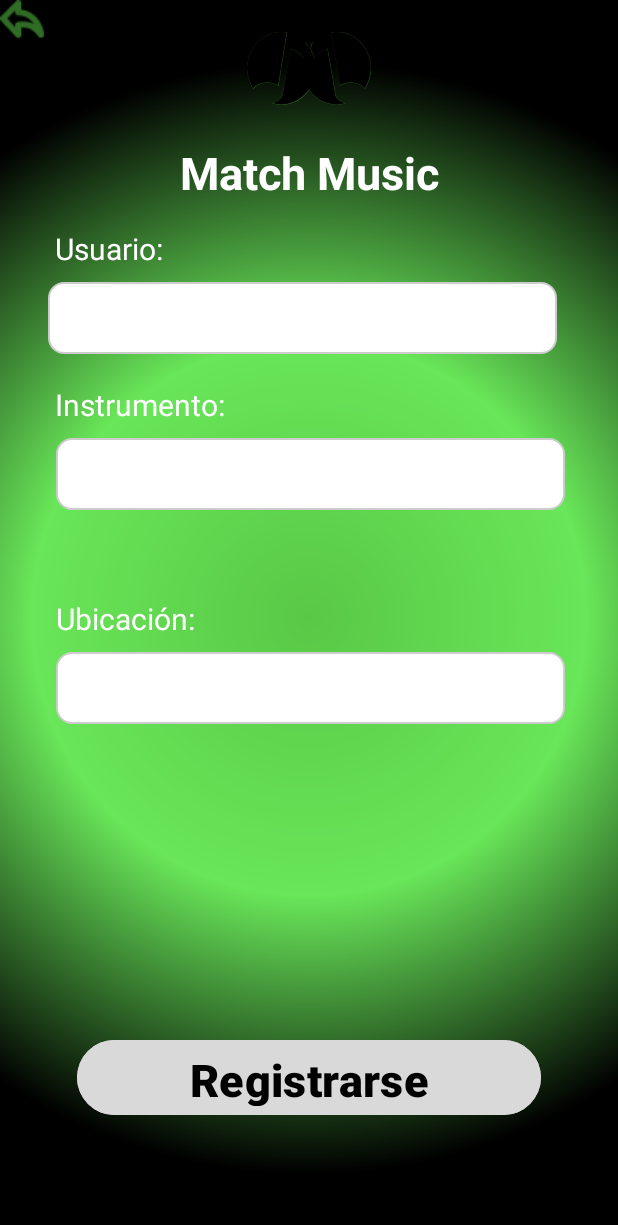
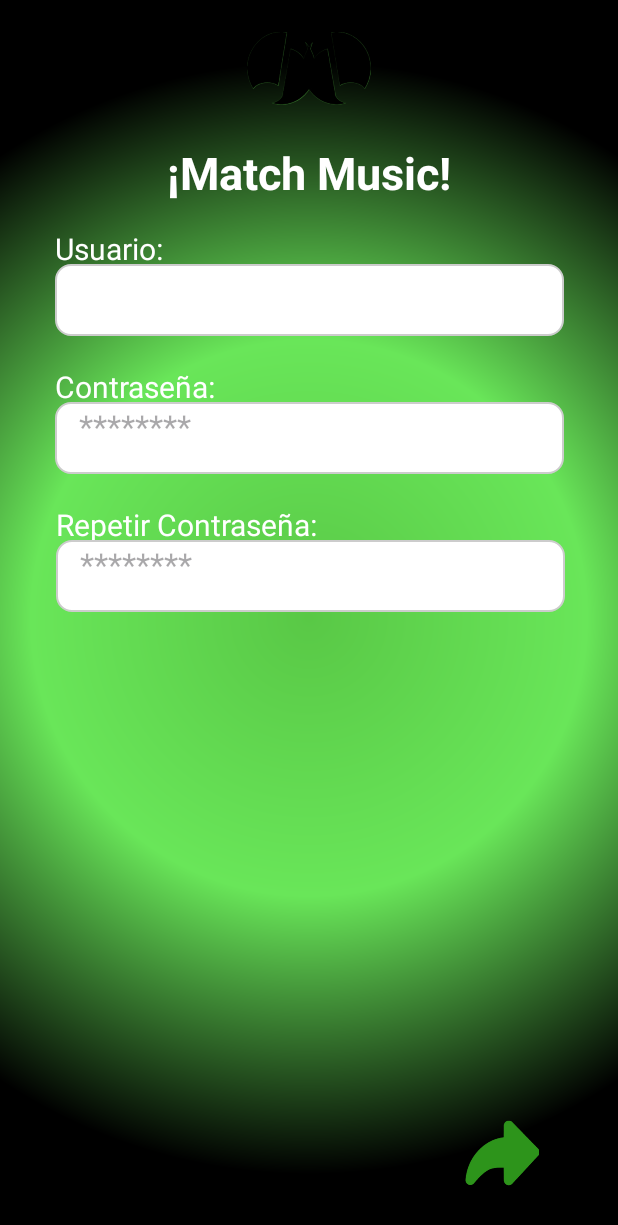
Before and after one commit to MatchMusicTinder/AppMMT, an Android app: the RegistroSegundoPasoActivity screen opened directly, with no data from a screen before it, on a phone screen of 412 x 824 dp. Shown: the top 1225 px of the screen. Run offline under Robolectric (Android 15) with nearby library versions, the phone set to English and light mode, and no system bars.

Commit message:
Revert "Merge pull request #54 from MatchMusicTinder/Alejandro-Benitez"
This reverts commit d9f57b4472b7e1c76714abca8fb7140bab940307, reversing
changes made to 13f058f0010f28eb4d2e7b9cb2ac8581d7a8d426.

```diff
--- a/app/src/main/res/layout/activity_registro_segundo_paso.xml
+++ b/app/src/main/res/layout/activity_registro_segundo_paso.xml
@@ -6,6 +6,102 @@
 android:layout_height="match_parent"
 android:background="@drawable/degradado"
 tools:context=".RegistroSegundoPasoActivity">
+
+    <ImageView
+        android:id="@+id/imageView5"
+        android:layout_width="70dp"
+        android:layout_height="71dp"
+        android:layout_marginTop="31dp"
+        android:layout_marginEnd="40dp"
+        android:clickable="true"
+        android:onClick="launchRegistroExitosoActivity"
+        android:src="@drawable/flecha_seguir"
+        app:layout_constraintBottom_toBottomOf="parent"
+        app:layout_constraintEnd_toEndOf="parent"
+        app:layout_constraintTop_toTopOf="parent"
+        app:layout_constraintVertical_bias="0.974" />
+
+    <TextView
+        android:id="@+id/textView9"
+        android:layout_width="339dp"
+        android:layout_height="26dp"
+        android:layout_marginTop="20dp"
+        android:text="Repetir Contraseña:"
+        android:textAppearance="@style/TextAppearance.AppCompat.Display1"
+        android:textColor="@color/white"
+        android:textSize="20dp"
+        app:layout_constraintEnd_toEndOf="parent"
+        app:layout_constraintHorizontal_bias="0.512"
+        app:layout_constraintStart_toStartOf="parent"
+        app:layout_constraintTop_toBottomOf="@+id/txtApellido" />
+
+<EditText
+    android:id="@+id/txtFechaNacimiento"
+    style="@style/Widget.Material3.AutoCompleteTextView.OutlinedBox"
+    android:layout_width="339dp"
+    android:layout_height="48dp"
+    android:layout_marginTop="24dp"
+    android:background="@drawable/edittext_rounded_border"
+    android:ems="10"
+    android:hint="********"
+    android:inputType="textPassword"
+    android:paddingTop="6dp"
+    android:selectAllOnFocus="true"
+    android:singleLine="true"
+    android:textAppearance="@style/TextAppearance.AppCompat.Large"
+    app:layout_constraintEnd_toEndOf="parent"
+    app:layout_constraintHorizontal_bias="0.512"
+    app:layout_constraintStart_toStartOf="parent"
+    app:layout_constraintTop_toTopOf="@+id/textView9" />
+
+    <TextView
+        android:id="@+id/textView8"
+        android:layout_width="339dp"
+        android:layout_height="26dp"
+        android:layout_marginTop="20dp"
+        android:text="Contraseña:"
+        android:textAppearance="@style/TextAppearance.AppCompat.Display1"
+        android:textColor="@color/white"
+        android:textSize="20dp"
+        app:layout_constraintEnd_toEndOf="parent"
+        app:layout_constraintHorizontal_bias="0.504"
+        app:layout_constraintStart_toStartOf="parent"
+        app:layout_constraintTop_toBottomOf="@+id/txtNombre" />
+
+<EditText
+    android:id="@+id/txtApellido"
+    style="@style/Widget.Material3.AutoCompleteTextView.OutlinedBox"
+    android:layout_width="339dp"
+    android:layout_height="48dp"
+    android:layout_marginTop="24dp"
+    android:background="@drawable/edittext_rounded_border"
+    android:ems="10"
+    android:hint="********"
+    android:inputType="textPassword"
+    android:paddingTop="6dp"
+    android:selectAllOnFocus="true"
+    android:singleLine="true"
+    android:textAppearance="@style/TextAppearance.AppCompat.Large"
+    app:layout_constraintEnd_toEndOf="parent"
+    app:layout_constraintHorizontal_bias="0.504"
+    app:layout_constraintStart_toStartOf="parent"
+    app:layout_constraintTop_toTopOf="@+id/textView8" />
+
+<TextView
+    android:id="@+id/textView3"
+    android:layout_width="wrap_content"
+    android:layout_height="wrap_content"
+    android:text="¡Match Music!"
+    android:textAlignment="center"
+    android:textColor="#ffffff"
+    android:textSize="30dp"
+    android:textStyle="bold"
+    app:layout_constraintBottom_toBottomOf="parent"
+    app:layout_constraintEnd_toEndOf="parent"
+    app:layout_constraintHorizontal_bias="0.501"
+    app:layout_constraintStart_toStartOf="parent"
+    app:layout_constraintTop_toTopOf="parent"
+    app:layout_constraintVertical_bias="0.121" />
 
 <ImageView
     android:id="@+id/imageView3"
@@ -19,21 +115,25 @@
     app:layout_constraintVertical_bias="0.0"
     app:srcCompat="@drawable/logo_mm" />
 
-    <TextView
-        android:id="@+id/textView3"
-        android:layout_width="wrap_content"
-        android:layout_height="wrap_content"
-        android:text="Match Music"
-        android:textAlignment="center"
-        android:textColor="#ffffff"
-        android:textSize="30sp"
-        android:textStyle="bold"
-        app:layout_constraintBottom_toBottomOf="parent"
+<EditText
+    android:id="@+id/txtNombre"
+    style="@style/Widget.Material3.AutoCompleteTextView.OutlinedBox"
+    android:layout_width="339dp"
+    android:layout_height="48dp"
+    android:layout_marginStart="16dp"
+    android:layout_marginTop="24dp"
+    android:layout_marginEnd="16dp"
+    android:background="@drawable/edittext_rounded_border"
+    android:ems="10"
+    android:inputType="text"
+    android:paddingTop="6dp"
+    android:selectAllOnFocus="true"
+    android:singleLine="true"
+    android:textAppearance="@style/TextAppearance.AppCompat.Large"
     app:layout_constraintEnd_toEndOf="parent"
-        app:layout_constraintHorizontal_bias="0.501"
+    app:layout_constraintHorizontal_bias="0.516"
     app:layout_constraintStart_toStartOf="parent"
-        app:layout_constraintTop_toTopOf="parent"
-        app:layout_constraintVertical_bias="0.121" />
+    app:layout_constraintTop_toTopOf="@+id/textView5" />
 
     <TextView
         android:id="@+id/textView5"
@@ -48,123 +148,4 @@
         app:layout_constraintStart_toStartOf="parent"
         app:layout_constraintTop_toTopOf="parent" />
 
-    <EditText
-        android:id="@+id/txtNombre"
-        style="@style/Widget.Material3.AutoCompleteTextView.OutlinedBox"
-        android:layout_width="339dp"
-        android:layout_height="48dp"
-        android:layout_marginStart="16dp"
-        android:layout_marginTop="36dp"
-        android:layout_marginEnd="16dp"
-        android:background="@drawable/edittext_rounded_border"
-        android:ems="10"
-        android:inputType="text"
-        android:paddingTop="6dp"
-        android:selectAllOnFocus="true"
-        android:singleLine="true"
-        android:textAppearance="@style/TextAppearance.AppCompat.Large"
-        app:layout_constraintEnd_toEndOf="parent"
-        app:layout_constraintHorizontal_bias="0.4"
-        app:layout_constraintStart_toStartOf="parent"
-        app:layout_constraintTop_toTopOf="@+id/textView5" />
-
-    <TextView
-        android:id="@+id/textView8"
-        android:layout_width="339dp"
-        android:layout_height="26dp"
-        android:layout_marginTop="20dp"
-        android:text="Instrumento:"
-        android:textAppearance="@style/TextAppearance.AppCompat.Display1"
-        android:textColor="@color/white"
-        android:textSize="20sp"
-        app:layout_constraintEnd_toEndOf="parent"
-        app:layout_constraintHorizontal_bias="0.504"
-        app:layout_constraintStart_toStartOf="parent"
-        app:layout_constraintTop_toBottomOf="@+id/txtNombre" />
-
-    <EditText
-        android:id="@+id/txtInstrumento"
-        style="@style/Widget.Material3.AutoCompleteTextView.OutlinedBox"
-        android:layout_width="339dp"
-        android:layout_height="48dp"
-        android:layout_marginTop="36dp"
-        android:background="@drawable/edittext_rounded_border"
-        android:ems="10"
-        android:hint=" "
-        android:inputType="textPassword"
-        android:paddingTop="6dp"
-        android:selectAllOnFocus="true"
-        android:singleLine="true"
-        android:textAppearance="@style/TextAppearance.AppCompat.Large"
-        app:layout_constraintEnd_toEndOf="parent"
-        app:layout_constraintHorizontal_bias="0.513"
-        app:layout_constraintStart_toStartOf="parent"
-        app:layout_constraintTop_toTopOf="@+id/textView8" />
-
-    <TextView
-        android:id="@+id/textView9"
-        android:layout_width="339dp"
-        android:layout_height="26dp"
-        android:layout_marginStart="37dp"
-        android:layout_marginTop="352dp"
-        android:layout_marginEnd="35dp"
-        android:layout_marginBottom="353dp"
-        android:text="Ubicación:"
-        android:textAppearance="@style/TextAppearance.AppCompat.Display1"
-        android:textColor="@color/white"
-        android:textSize="20dp"
-        app:layout_constraintBottom_toBottomOf="parent"
-        app:layout_constraintEnd_toEndOf="parent"
-        app:layout_constraintStart_toStartOf="parent"
-        app:layout_constraintTop_toTopOf="parent" />
-
-    <EditText
-        android:id="@+id/txtubicacion"
-        style="@style/Widget.Material3.AutoCompleteTextView.OutlinedBox"
-        android:layout_width="339dp"
-        android:layout_height="48dp"
-        android:layout_marginStart="37dp"
-        android:layout_marginTop="388dp"
-        android:layout_marginEnd="35dp"
-        android:layout_marginBottom="295dp"
-        android:background="@drawable/edittext_rounded_border"
-        android:ems="10"
-        android:hint=" "
-        android:inputType="textPassword"
-        android:paddingTop="6dp"
-        android:selectAllOnFocus="true"
-        android:singleLine="true"
-        android:textAppearance="@style/TextAppearance.AppCompat.Large"
-        app:layout_constraintBottom_toBottomOf="parent"
-        app:layout_constraintEnd_toEndOf="parent"
-        app:layout_constraintStart_toStartOf="parent"
-        app:layout_constraintTop_toTopOf="parent" />
-
-    <ImageView
-        android:id="@+id/imageView6"
-        android:layout_width="wrap_content"
-        android:layout_height="wrap_content"
-        app:srcCompat="@drawable/flecha_atras"
-        tools:layout_editor_absoluteX="40dp"
-        tools:layout_editor_absoluteY="554dp" />
-
-    <Button
-        android:id="@+id/button"
-        android:layout_width="309dp"
-        android:layout_height="58dp"
-        android:layout_marginStart="16dp"
-        android:layout_marginTop="16dp"
-        android:layout_marginEnd="16dp"
-        android:backgroundTint="@color/boton"
-        android:onClick="launchRegistroActivity"
-        android:text="Registrarse"
-        android:textColor="#000000"
-        android:textSize="30sp"
-        android:textStyle="bold"
-        app:layout_constraintBottom_toBottomOf="parent"
-        app:layout_constraintEnd_toEndOf="parent"
-        app:layout_constraintStart_toStartOf="parent"
-        app:layout_constraintTop_toTopOf="parent"
-        app:layout_constraintVertical_bias="0.898" />
-
 </androidx.constraintlayout.widget.ConstraintLayout>
```
Also changed, not shown: app/src/main/res/drawable/flecha_atras.png (deleted), 1 other file. Lines whose indentation alone changed are shown as unchanged.
